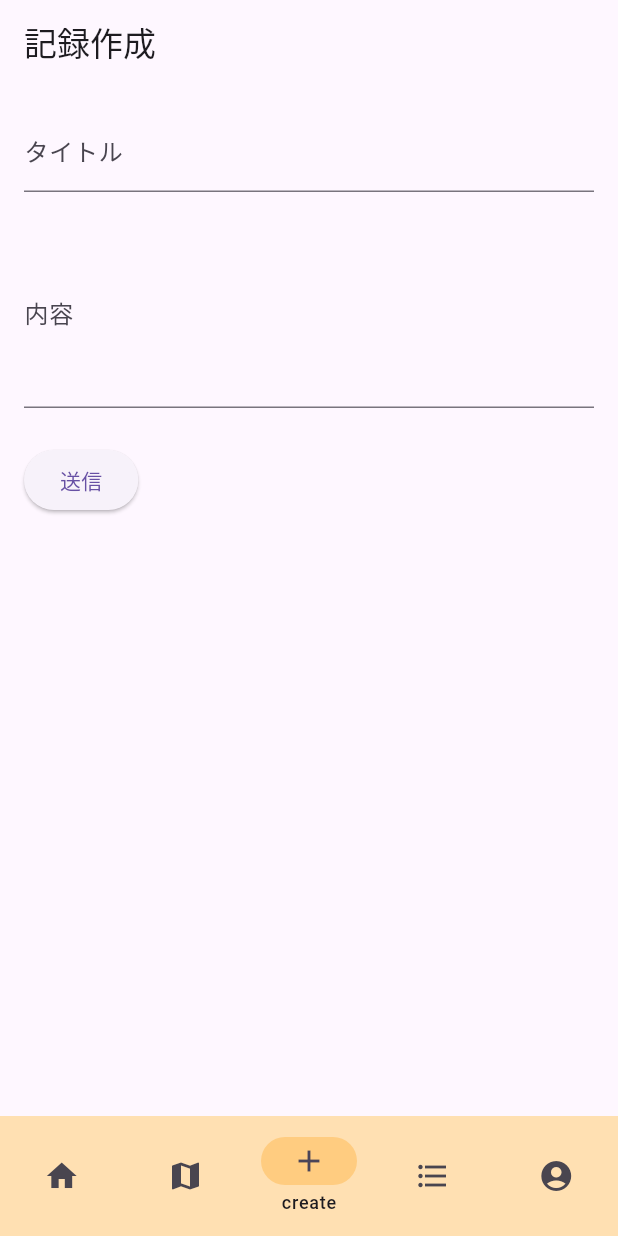
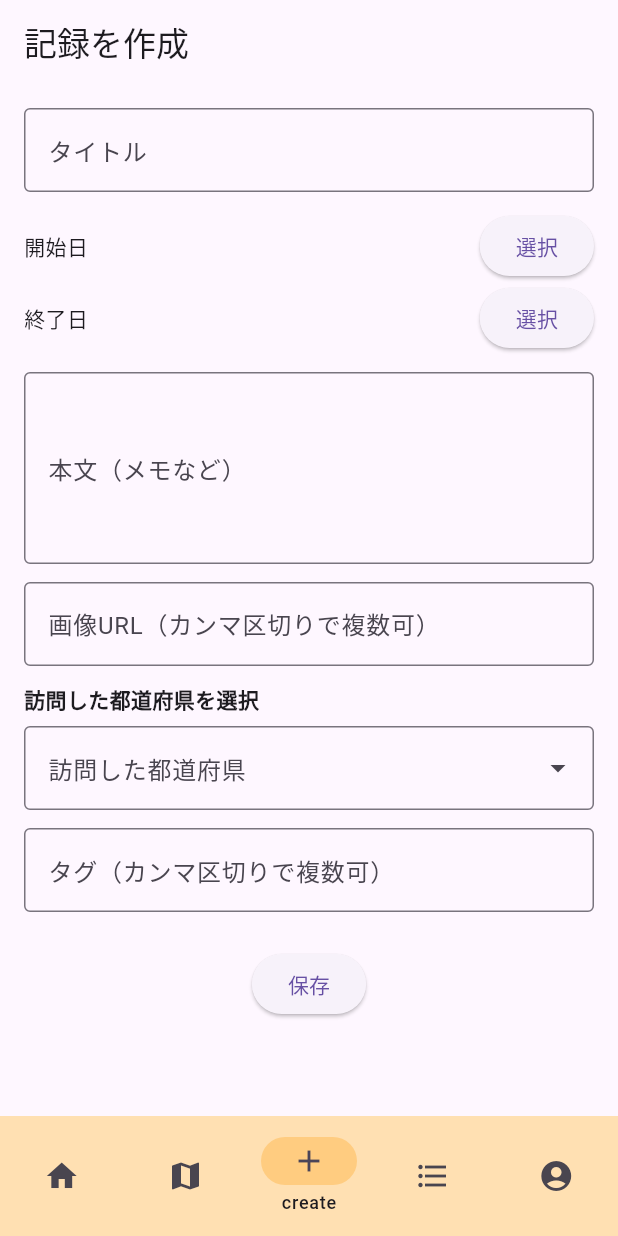
Before and after one commit to shota482/KENJOY, a Flutter app: the RecordCreatePage screen opened by its route, on a phone screen of 412 x 824 dp. Run offline on Flutter 3.47's test engine with Material 3 defaults, Android fonts, the phone set to English and light mode, and no system bars; drawn by our look-alikes of dropdown_search; our stand-ins replace flutter_riverpod, flutter_svg, go_router.

Commit message:
Feature: create record view (#9)
* add: record model

* add: record card from RecordType

* add: list view sync record

* fix: delete unused import

* fix: change page go to create page from list view page

* fix: select pref by dialog

* fix: prefectureList to /model/prefecture

* fix: delete unused import

* fix: delete unused path

* fix: resolve warning

* fix: resolve warning

```diff
--- a/StudioProjects/kenjoy/lib/core/navigation/bottum_navigation.dart
+++ b/StudioProjects/kenjoy/lib/core/navigation/bottum_navigation.dart
@@ -1,11 +1,11 @@
 import 'package:flutter/material.dart';
 import 'package:go_router/go_router.dart';
 import 'package:kenjoy/features/record/create/record_create_screen.dart';
+import 'package:kenjoy/features/record/view/record_listview_screen.dart';
 
 
-import '../../features/record/map/mapReviewScreen.dart';
+import '../../features/record/map/map_review_screen.dart';
 import '../../screens/home_screen.dart';
-import '../../screens/page1.dart';
 
 class AppNavigationBar extends StatelessWidget {
   const AppNavigationBar({super.key});
@@ -16,6 +16,9 @@ class AppNavigationBar extends StatelessWidget {
     int selectedIndex = switch (true) {
       _ when location.startsWith(MapReviewPage.path) => 1,
       _ when location.startsWith(RecordCreatePage.path) => 2,
+      _ when location.startsWith(RecordListPage.path) => 3,
+    //TODO replace account path
+      _ when location.startsWith(RecordCreatePage.path) => 4,
       _ => 0
     };
 
@@ -33,6 +36,10 @@ class AppNavigationBar extends StatelessWidget {
           case 2:
             context.go(RecordCreatePage.path);
             break;
+          case 3:
+            context.go(RecordListPage.path);
+            break;
+
         }
       },
       destinations: const[
--- a/StudioProjects/kenjoy/lib/features/record/create/record_create_screen.dart
+++ b/StudioProjects/kenjoy/lib/features/record/create/record_create_screen.dart
@@ -1,52 +1,161 @@
+import 'package:dropdown_search/dropdown_search.dart';
 import 'package:flutter/material.dart';
 import 'package:flutter_riverpod/flutter_riverpod.dart';
 import 'package:kenjoy/features/record/create/record_create_provider.dart';
 
-class RecordCreatePage extends ConsumerWidget {
+import '../../../models/prefecture.dart';
+import '../../../models/record.dart';
+import '../view/record_listview_state.dart';
+
+class RecordCreatePage extends ConsumerStatefulWidget {
   const RecordCreatePage({super.key});
-  static const path = '/Record/create';
+
+  static const path = '/record/create';
 
   @override
-  Widget build(BuildContext context, WidgetRef ref) {
+  ConsumerState<RecordCreatePage> createState() => _RecordCreatePageState();
+}
+
+class _RecordCreatePageState extends ConsumerState<RecordCreatePage> {
+  // 入力フォーム用コントローラ
+  final titleController = TextEditingController();
+  final textController = TextEditingController();
+  final picUrlController = TextEditingController();
+  final tagController = TextEditingController();
+
+  DateTime? startDate;
+  DateTime? finDate;
+  List<String> _selectedPrefs = [];
+
+
+  @override
+  Widget build(BuildContext context) {
     final state = ref.watch(recordCreateProvider);
-    final notifier = ref.read(recordCreateProvider.notifier);
-
     return Scaffold(
-      appBar: AppBar(title: const Text("記録作成"),),
-      body: Padding(
+      appBar: AppBar(
+        title: const Text('記録を作成'),
+      ),
+      body: SingleChildScrollView(
         padding: const EdgeInsets.all(16),
         child: Column(
           crossAxisAlignment: CrossAxisAlignment.start,
           children: [
-            TextField(
-              decoration: const InputDecoration(labelText: 'タイトル'),
-              onChanged: notifier.updateTitle,
+            _buildTextField(titleController, 'タイトル'),
+            const SizedBox(height: 12),
+            _buildDatePicker(context, '開始日', (date) {
+              setState(() => startDate = date);
+            }),
+            _buildDatePicker(context, '終了日', (date) {
+              setState(() => finDate = date);
+            }),
+            const SizedBox(height: 12),
+            _buildTextField(textController, '本文（メモなど）', maxLines: 4),
+            const SizedBox(height: 12),
+            _buildTextField(picUrlController, '画像URL（カンマ区切りで複数可）'),
+            const SizedBox(height: 12),
+            const Text('訪問した都道府県を選択',
+                style: TextStyle(fontWeight: FontWeight.bold)),
+            const SizedBox(height: 8),
+            DropdownSearch<String>.multiSelection(
+              items: (String? filter, LoadProps? lp) => prefectureList, // ← ここを修正
+              selectedItems: _selectedPrefs,
+              onChanged: (List<String> newSelected) {
+                setState(() {
+                  _selectedPrefs = newSelected;
+                });
+              },
+              popupProps: PopupPropsMultiSelection.menu(
+                showSearchBox: true,
+                showSelectedItems: true,
               ),
-            const SizedBox(height: 16),
-            TextField(
-              decoration: const InputDecoration(labelText: '内容'),
-              onChanged: notifier.updateContent,
-              maxLines: 4,
+              decoratorProps: DropDownDecoratorProps(
+                decoration: const InputDecoration(
+                  labelText: "訪問した都道府県",
+                  border: OutlineInputBorder(),
                 ),
+              ),
+            ),
+            const SizedBox(height: 12),
+            _buildTextField(tagController, 'タグ（カンマ区切りで複数可）'),
             const SizedBox(height: 24),
-            ElevatedButton(
+            Center(
+              child: ElevatedButton(
                 onPressed: state.isLoading
                     ? null
-                  : () async {
-                await notifier.submit();
-                if (context.mounted) {
+                    : () {
+                        final record = RecordModel(
+                          title: titleController.text.trim(),
+                          startDate: startDate ?? DateTime.now(),
+                          finDate: finDate,
+                          text: textController.text.trim().isEmpty
+                              ? null
+                              : textController.text.trim(),
+                          picUrls: picUrlController.text.isEmpty
+                              ? []
+                              : picUrlController.text
+                                  .split(',')
+                                  .map((e) => e.trim())
+                                  .toList(),
+                          prefs: _selectedPrefs,
+                          tags: tagController.text.isEmpty
+                              ? []
+                              : tagController.text
+                                  .split(',')
+                                  .map((e) => e.trim())
+                                  .toList(),
+                        );
+
+                        ref.read(recordListProvider.notifier).addRecord(record);
+
+                        //notifier.createRecord(record);
+
                         ScaffoldMessenger.of(context).showSnackBar(
-                    const SnackBar(content: Text('送信しました！')),
+                          const SnackBar(content: Text('記録を作成しました')),
                         );
-                }
                       },
                 child: state.isLoading
                     ? const CircularProgressIndicator()
-                  : const Text('送信'),
+                    : const Text('保存'),
               ),
+            ),
+            const SizedBox(height: 24),
           ],
         ),
       ),
     );
   }
+
+  Widget _buildTextField(TextEditingController controller, String label,
+      {int maxLines = 1}) {
+    return TextField(
+      controller: controller,
+      maxLines: maxLines,
+      decoration: InputDecoration(
+        labelText: label,
+        border: const OutlineInputBorder(),
+      ),
+    );
   }
+
+  Widget _buildDatePicker(
+      BuildContext context, String label, Function(DateTime) onSelected) {
+    return Row(
+      mainAxisAlignment: MainAxisAlignment.spaceBetween,
+      children: [
+        Text(label),
+        ElevatedButton(
+          onPressed: () async {
+            final date = await showDatePicker(
+              context: context,
+              initialDate: DateTime.now(),
+              firstDate: DateTime(2000),
+              lastDate: DateTime(2100),
+            );
+            if (date != null) onSelected(date);
+          },
+          child: const Text('選択'),
+        ),
+      ],
+    );
+  }
+}
--- a/StudioProjects/kenjoy/lib/models/prefecture.dart
+++ b/StudioProjects/kenjoy/lib/models/prefecture.dart
@@ -1,15 +1,10 @@
-class Prefecture {
-  final int pref_id;
-  final int region_id;
-  final String name;
-
-  Prefecture({required this.pref_id, required this.name, required this.region_id});
-
-  factory Prefecture.fromJson(Map<String, dynamic> json) {
-    return Prefecture(
-      pref_id: json['id'],
-      name: json['name'],
-      region_id: json['region'],
-    );
-  }
-}
+const List<String> prefectureList = [
+  '北海道', '青森', '岩手', '宮城', '秋田', '山形', '福島',
+  '茨城', '栃木', '群馬', '埼玉', '千葉', '東京', '神奈川',
+  '新潟', '富山', '石川', '福井', '山梨', '長野',
+  '岐阜', '静岡', '愛知', '三重',
+  '滋賀', '京都', '大阪', '兵庫', '奈良', '和歌山',
+  '鳥取', '島根', '岡山', '広島', '山口',
+  '徳島', '香川', '愛媛', '高知',
+  '福岡', '佐賀', '長崎', '熊本', '大分', '宮崎', '鹿児島', '沖縄'
+];
--- /dev/null
+++ b/StudioProjects/kenjoy/lib/models/record.dart
@@ -0,0 +1,37 @@
+class RecordModel {
+  final String title;
+  final DateTime startDate;
+  final DateTime? finDate;
+  final String? text;
+  final List<String> picUrls;
+  final List<String> prefs;
+  final List<String> tags;
+
+  RecordModel(
+      {required this.title,
+      required this.startDate,
+      this.finDate,
+      this.text,
+      this.picUrls = const [],
+      required this.prefs,
+      this.tags = const []});
+
+  RecordModel copyWith({
+    String? title,
+    DateTime? startDate,
+    DateTime? finDate,
+    String? text,
+    List<String>? picUrls,
+    List<String>? prefs,
+    List<String>? tags,
+  }) {
+    return RecordModel(
+        title: title ?? this.title,
+        startDate: startDate ?? this.startDate,
+        finDate: finDate ?? this.finDate,
+        text: text ?? this.text,
+        picUrls: picUrls ?? this.picUrls,
+        prefs: prefs ?? this.prefs,
+        tags: tags ?? this.tags);
+  }
+}
--- a/StudioProjects/kenjoy/lib/models/urls.dart
+++ b/StudioProjects/kenjoy/lib/models/urls.dart
@@ -1,4 +1,4 @@
 class Urls {
-  static const RegionUrl = 'http://10.0.2.2:8000/api/regions/';
-  static const PrefUrl   = 'http://10.0.2.2:8000/api/prefectures/';
+  static const regionUrl = 'http://10.0.2.2:8000/api/regions/';
+  static const prefUrl   = 'http://10.0.2.2:8000/api/prefectures/';
 }
--- a/StudioProjects/kenjoy/lib/routers/router.dart
+++ b/StudioProjects/kenjoy/lib/routers/router.dart
@@ -1,12 +1,12 @@
 import 'package:flutter/material.dart';
 import 'package:go_router/go_router.dart';
-import 'package:kenjoy/features/record/map/mapReviewScreen.dart';
+import 'package:kenjoy/features/record/map/map_review_screen.dart';
 
 import '../core/navigation/bottum_navigation.dart';
 import '../features/record/create/record_create_screen.dart';
+import '../features/record/view/record_listview_screen.dart';
 import '../screens/home_screen.dart';
 import '../screens/page1.dart';
-import '../screens/region_screen.dart';
 
 final goRouter = GoRouter(
   initialLocation: HomePage.path,
@@ -53,14 +53,14 @@ final goRouter = GoRouter(
                 child: MapReviewPage(),
               ),
         ),
+        GoRoute(
+          path: RecordListPage.path,
+          pageBuilder: (BuildContext context, GoRouterState? state) =>
+              MaterialPage(
+                child: RecordListPage(),
+              ),
+        ),
       ],
-    ),
-    GoRoute(
-      path: RegionListPage.path,
-      name: 'RegionSelect',
-      pageBuilder: (BuildContext context, GoRouterState? state) => MaterialPage(
-        child: RegionListPage(),
-      ),
     ),
   ],
 );
--- a/StudioProjects/kenjoy/lib/screens/page1.dart
+++ b/StudioProjects/kenjoy/lib/screens/page1.dart
@@ -2,12 +2,12 @@ import 'package:flutter/material.dart';
 import 'package:go_router/go_router.dart';
 import 'region_screen.dart';
 class Page1 extends StatefulWidget {
-  const Page1({Key? key}) : super(key: key);
+  const Page1({super.key});
   static const path = '/RecordList';
   @override
-  _Page1State createState() => _Page1State();
+  Page1State createState() => Page1State();
 }
-class _Page1State extends State<Page1> {
+class Page1State extends State<Page1> {
   @override
   Widget build(BuildContext context) {
     return Scaffold(
--- a/StudioProjects/kenjoy/lib/screens/prefecture_screen.dart
+++ b/StudioProjects/kenjoy/lib/screens/prefecture_screen.dart
@@ -1,7 +1,7 @@
 import 'package:flutter/material.dart';
 import 'package:http/http.dart' as http;
 import 'dart:convert';
-import '../models/prefecture.dart';
+import '../models/prefecture_json.dart';
 
 class PrefectureListPage extends StatefulWidget {
   final int regionId;
--- a/StudioProjects/kenjoy/pubspec.yaml
+++ b/StudioProjects/kenjoy/pubspec.yaml
@@ -40,6 +40,8 @@ dependencies:
   freezed_annotation: ^3.1.0
   json_annotation: ^4.9.0
   intl: ^0.20.2
+  riverpod: ^3.0.3
+  dropdown_search: ^6.0.1
 
 dev_dependencies:
   flutter_test:
```
Also changed, not shown: StudioProjects/kenjoy/lib/features/record/create/record_create_provider.dart (+9 -25 lines), StudioProjects/kenjoy/lib/features/record/create/record_create_state.dart (+5 -8 lines), StudioProjects/kenjoy/lib/features/record/map/map_review_screen.dart (renamed from StudioProjects/kenjoy/lib/features/record/map/mapReviewScreen.dart, +22 -23 lines), StudioProjects/kenjoy/lib/features/record/map/map_review_widgets.dart (renamed from StudioProjects/kenjoy/lib/features/record/map/mapReviewWidgets.dart, +32 -27 lines), StudioProjects/kenjoy/lib/features/record/view/record_listview_screen.dart (added, +86 -0 lines), StudioProjects/kenjoy/lib/features/record/view/record_listview_state.dart (added, +33 -0 lines), StudioProjects/kenjoy/lib/models/prefecture_json.dart (added, +15 -0 lines), StudioProjects/kenjoy/lib/screens/region_screen.dart (+4 -4 lines), StudioProjects/kenjoy/pubspec.lock. Lines whose indentation alone changed are shown as unchanged.
